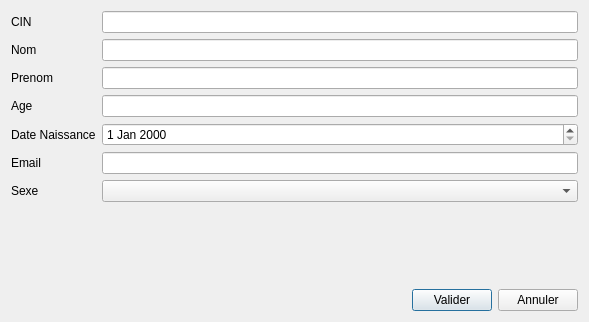
Before: the Qt Designer form Dhia/dialog.ui in dhiaabdelli1/Wedding_planner_2A1, drawn with Qt 5.
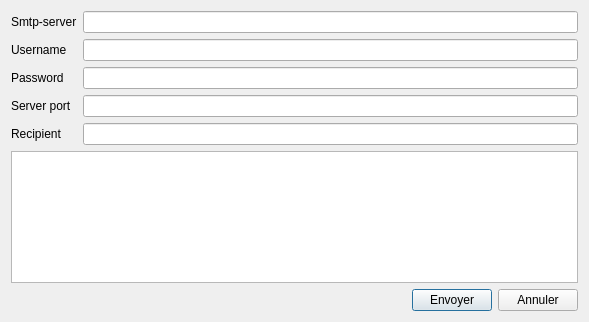
After: the same form once the commit is applied.

What changed in the file:
```diff
--- a/Dhia/dialog.ui
+++ b/Dhia/dialog.ui
@@ -21,7 +21,7 @@
        <item row="0" column="0">
         <widget class="QLabel" name="cINLabel">
          <property name="text">
-          <string>CIN</string>
+          <string>Smtp-server</string>
          </property>
         </widget>
        </item>
@@ -31,7 +31,7 @@
        <item row="1" column="0">
         <widget class="QLabel" name="nomLabel">
          <property name="text">
-          <string>Nom</string>
+          <string>Username</string>
          </property>
         </widget>
        </item>
@@ -41,7 +41,7 @@
        <item row="2" column="0">
         <widget class="QLabel" name="prenomLabel">
          <property name="text">
-          <string>Prenom</string>
+          <string>Password</string>
          </property>
         </widget>
        </item>
@@ -51,7 +51,7 @@
        <item row="3" column="0">
         <widget class="QLabel" name="ageLabel">
          <property name="text">
-          <string>Age</string>
+          <string>Server port</string>
          </property>
         </widget>
        </item>
@@ -61,35 +61,18 @@
        <item row="4" column="0">
         <widget class="QLabel" name="dateNaissanceLabel">
          <property name="text">
-          <string>Date Naissance</string>
+          <string>Recipient</string>
          </property>
         </widget>
        </item>
        <item row="4" column="1">
-        <widget class="QDateEdit" name="dateNaissanceDateEdit"/>
-       </item>
-       <item row="5" column="0">
-        <widget class="QLabel" name="emailLabel">
-         <property name="text">
-          <string>Email</string>
-         </property>
-        </widget>
-       </item>
-       <item row="5" column="1">
-        <widget class="QLineEdit" name="emailLineEdit"/>
-       </item>
-       <item row="6" column="0">
-        <widget class="QLabel" name="sexeLabel">
-         <property name="text">
-          <string>Sexe</string>
-         </property>
-        </widget>
-       </item>
-       <item row="6" column="1">
-        <widget class="QComboBox" name="sexeComboBox"/>
+        <widget class="QLineEdit" name="recipient"/>
        </item>
       </layout>
      </item>
+     <item>
+      <widget class="QTextEdit" name="message"/>
+     </item>
      <item>
       <spacer name="verticalSpacer">
        <property name="orientation">
@@ -121,7 +104,7 @@
        <item>
         <widget class="QPushButton" name="pushButton_2">
          <property name="text">
-          <string>Valider</string>
+          <string>Envoyer</string>
          </property>
         </widget>
        </item>
```
Left out of the diff: 31 changed lines with no effect on the pictures.
